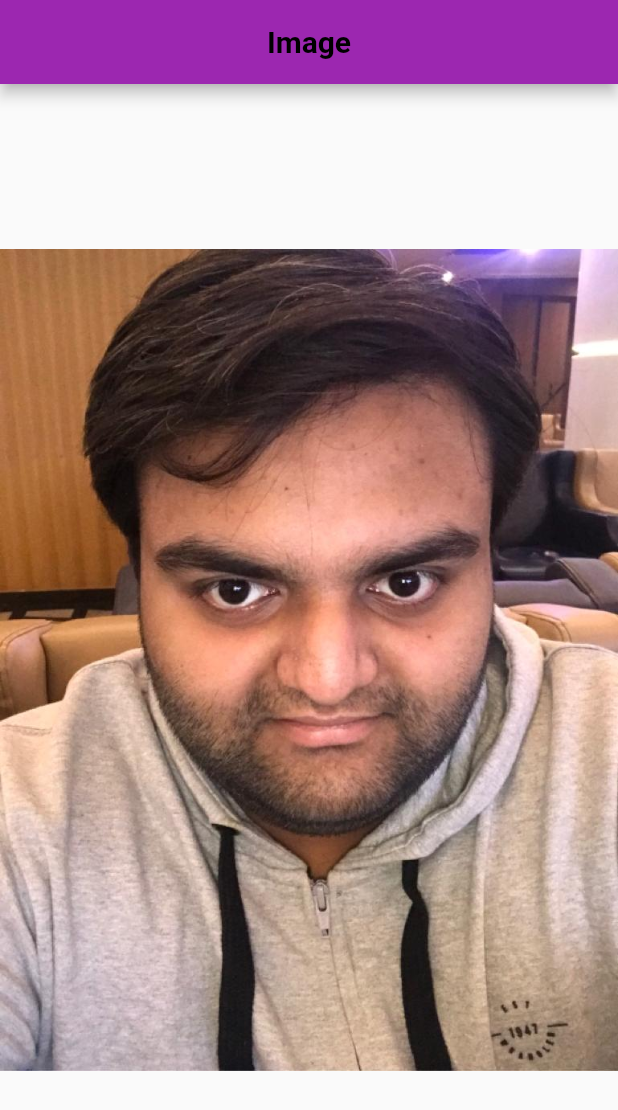
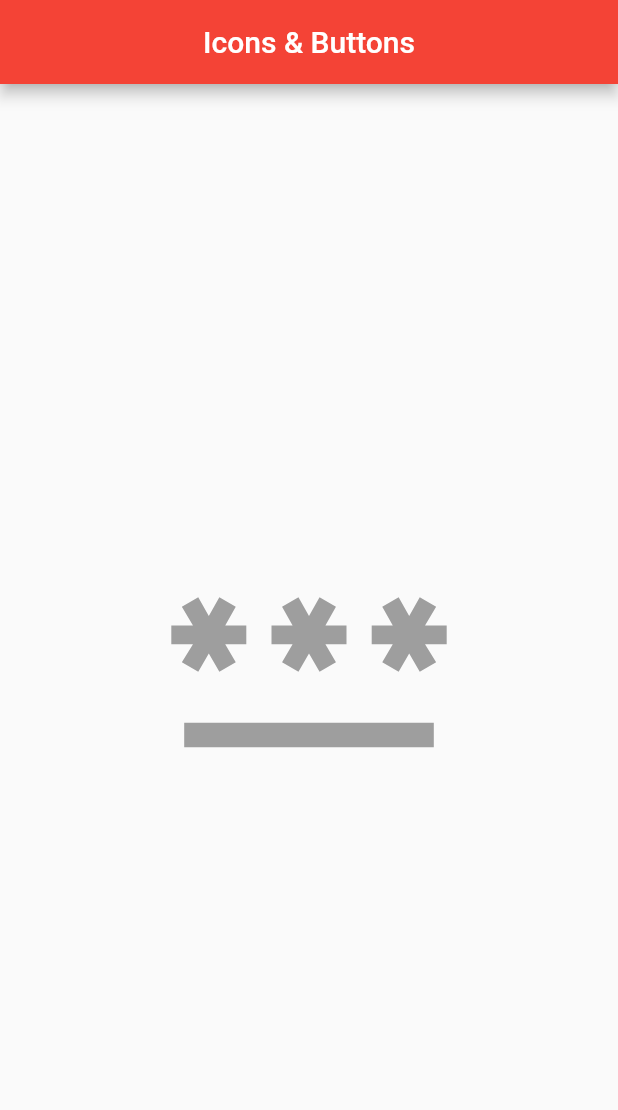
Before and after one commit to Nirdesh-Singh/first_day, a Flutter app: the screen it shows after launch, on a phone screen of 412 x 824 dp. Shown: the top 1110 px of the screen. Run offline on Flutter 3.47's test engine with Material 2 defaults, Android fonts, the phone set to English and light mode, and no system bars.

Commit message:
Lesson-4

```diff
--- a/lib/asset_image.dart
+++ /dev/null
@@ -1,28 +0,0 @@
-import 'package:flutter/material.dart';
-
-class Asset_Image extends StatefulWidget {
-  const Asset_Image({super.key});
-
-  @override
-  State<Asset_Image> createState() => _MyWidgetState();
-}
-
-class _MyWidgetState extends State<Asset_Image> {
-  @override
-  Widget build(BuildContext context) {
-    return Scaffold(
-      appBar: AppBar(
-        title: const Text('Image',
-            style: TextStyle(color: Colors.black, fontWeight: FontWeight.bold)),
-        centerTitle: true,
-        backgroundColor: Colors.purple,
-      ),
-      body: const Center(
-        child: Image(
-            image: AssetImage(
-          'assets/profilePic.jpg',
-        )),
-      ),
-    );
-  }
-}
--- /dev/null
+++ b/lib/buttons.dart
@@ -0,0 +1,48 @@
+import 'package:flutter/material.dart';
+
+class Buttons extends StatefulWidget {
+  const Buttons({super.key});
+
+  @override
+  State<Buttons> createState() => _ButtonsState();
+}
+
+class _ButtonsState extends State<Buttons> {
+  @override
+  Widget build(BuildContext context) {
+    return Scaffold(
+      appBar: AppBar(
+        title: const Text('Icons & Buttons'),
+        centerTitle: true,
+        backgroundColor: Colors.red,
+      ),
+      body: Center(
+          child: IconButton(
+        onPressed: () {},
+        icon: const Icon(Icons.password),
+        iconSize: 200.0,
+        color: Colors.grey,
+      )),
+    );
+  }
+}
+
+
+// ElevatedButton(
+//           onPressed: () {},
+//           style: ElevatedButton.styleFrom(
+//               backgroundColor: Colors.deepOrangeAccent,
+//               shape: const CircleBorder(),
+//               fixedSize: const Size(100.0, 100.0)),
+//           child: const Text('Click me'),
+//         ),
+
+
+// TextButton(
+//           onPressed: () {},
+//           style: TextButton.styleFrom(
+//               backgroundColor: Colors.deepOrangeAccent,
+//               shape: const StadiumBorder(),
+//               fixedSize: const Size(200.0, 150.0)),
+//           child: const Text('Click me'),
+//         ),
--- a/lib/main.dart
+++ b/lib/main.dart
@@ -1,7 +1,6 @@
+import 'package:firstapp/buttons.dart';
 import 'package:flutter/material.dart';
-
-import 'asset_image.dart';
-import 'image.dart';
+import 'icons.dart';
 
 void main() {
   runApp(const MyApp());
@@ -18,7 +17,7 @@ class MyApp extends StatelessWidget {
       theme: ThemeData(
         primarySwatch: Colors.blue,
       ),
-      home: const Asset_Image(),
+      home: const Buttons(),
     );
   }
 }
```
Also changed, not shown: lib/icons.dart (added, +23 -0 lines), lib/image.dart (deleted, +0 -28 lines).
